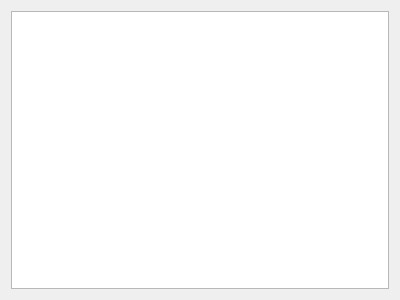
Before: the Qt Designer form src/game_history_dialog.ui in m1ld3/dartomato, drawn with Qt 5.
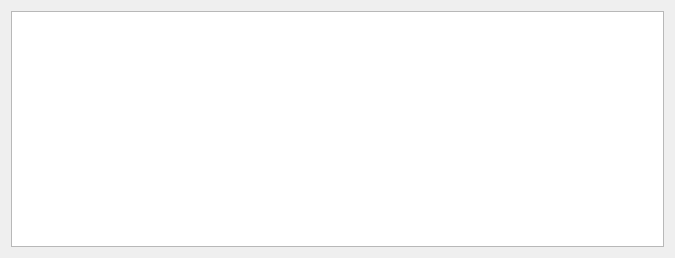
After: the same form once the commit is applied.

Commit message: Work on Game History dialog, wip

```diff
--- a/src/game_history_dialog.ui
+++ b/src/game_history_dialog.ui
@@ -6,16 +6,47 @@
    <rect>
     <x>0</x>
     <y>0</y>
-    <width>400</width>
-    <height>300</height>
+    <width>675</width>
+    <height>258</height>
    </rect>
   </property>
+  <property name="sizePolicy">
+   <sizepolicy hsizetype="Minimum" vsizetype="Preferred">
+    <horstretch>0</horstretch>
+    <verstretch>0</verstretch>
+   </sizepolicy>
+  </property>
+  <property name="minimumSize">
+   <size>
+    <width>675</width>
+    <height>0</height>
+   </size>
+  </property>
   <property name="windowTitle">
    <string>Game History</string>
   </property>
   <layout class="QVBoxLayout" name="verticalLayout">
    <item>
-    <widget class="QTableView" name="tableView"/>
+    <widget class="QTableView" name="tableView">
+     <property name="sizePolicy">
+      <sizepolicy hsizetype="Minimum" vsizetype="Expanding">
+       <horstretch>0</horstretch>
+       <verstretch>0</verstretch>
+      </sizepolicy>
+     </property>
+     <property name="minimumSize">
+      <size>
+       <width>0</width>
+       <height>0</height>
+      </size>
+     </property>
+     <property name="selectionMode">
+      <enum>QAbstractItemView::SingleSelection</enum>
+     </property>
+     <property name="selectionBehavior">
+      <enum>QAbstractItemView::SelectRows</enum>
+     </property>
+    </widget>
    </item>
   </layout>
  </widget>
```
The commit also changes 15 other files.
